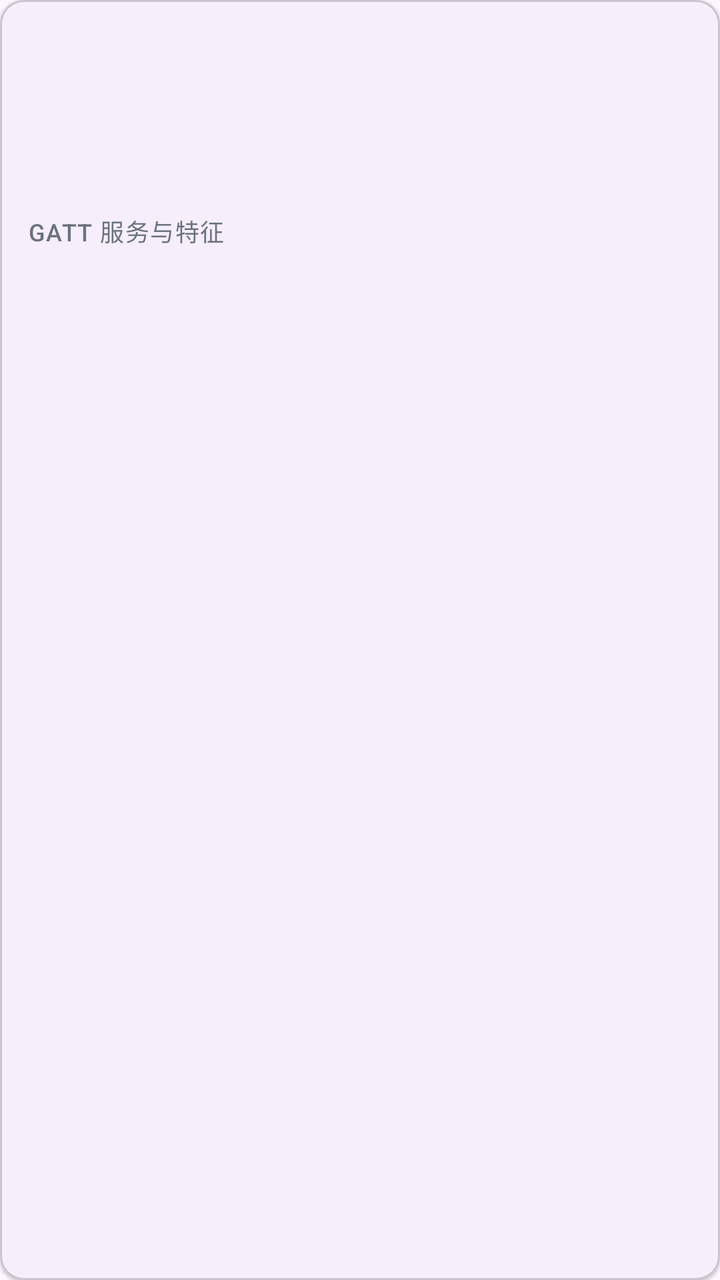
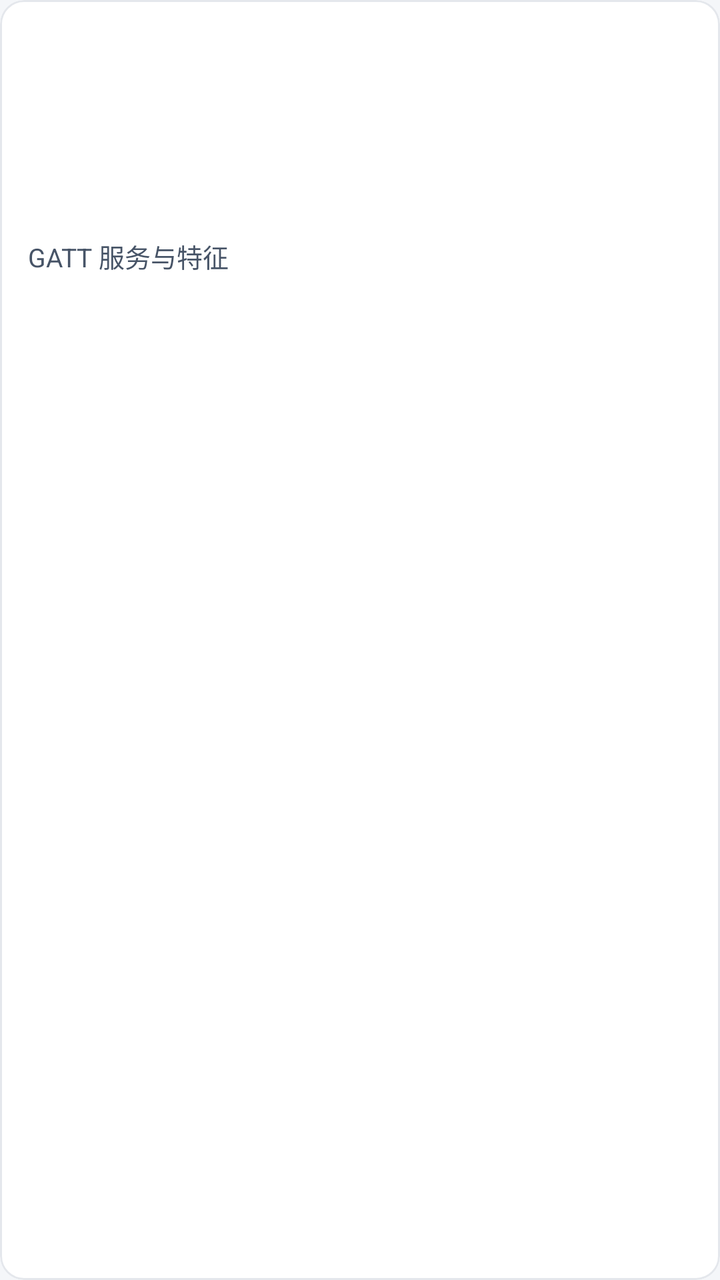

Compare the two renders of this Android layout. The source of the first and the diff that turns it into the second are given below.
<!-- AndroidManifest.xml: application theme Theme.PKotlinApp -->
<!-- res/layout/item_product.xml -->
<?xml version="1.0" encoding="utf-8"?>
<com.google.android.material.card.MaterialCardView xmlns:android="http://schemas.android.com/apk/res/android"
    xmlns:app="http://schemas.android.com/apk/res-auto"
    android:layout_width="match_parent"
    android:layout_height="wrap_content"
    android:layout_marginBottom="10dp"
    app:cardCornerRadius="12dp"
    app:cardElevation="1dp">

    <LinearLayout
        android:layout_width="match_parent"
        android:layout_height="wrap_content"
        android:orientation="vertical"
        android:padding="14dp">

        <TextView
            android:id="@+id/model"
            android:layout_width="match_parent"
            android:layout_height="wrap_content"
            android:textAppearance="?attr/textAppearanceTitleMedium" />

        <TextView
            android:id="@+id/vendor"
            android:layout_width="match_parent"
            android:layout_height="wrap_content"
            android:textAppearance="?attr/textAppearanceBodySmall"
            android:textColor="@color/text_secondary" />

        <TextView
            android:id="@+id/firmware"
            android:layout_width="wrap_content"
            android:layout_height="wrap_content"
            android:layout_marginTop="6dp"
            android:textAppearance="?attr/textAppearanceLabelMedium"
            android:textColor="@color/signal_active" />

        <TextView
            android:id="@+id/note"
            android:layout_width="match_parent"
            android:layout_height="wrap_content"
            android:layout_marginTop="6dp"
            android:textAppearance="?attr/textAppearanceBodySmall" />

        <TextView
            android:layout_width="match_parent"
            android:layout_height="wrap_content"
            android:layout_marginTop="10dp"
            android:text="@string/product_services"
            android:textAppearance="?attr/textAppearanceLabelMedium"
            android:textColor="@color/text_secondary" />

        <LinearLayout
            android:id="@+id/serviceContainer"
            android:layout_width="match_parent"
            android:layout_height="wrap_content"
            android:layout_marginTop="4dp"
            android:orientation="vertical" />

    </LinearLayout>

</com.google.android.material.card.MaterialCardView>
<!-- resources referenced by this layout -->
<resources>
  <color name="signal_active">#2E7D32</color>
  <color name="text_secondary">#6B7280</color>
  <style name="Theme.PKotlinApp" parent="Theme.Material3.DayNight.NoActionBar">
          <item name="android:windowBackground">?attr/colorSurface</item>
      </style>
  <!-- unchanged entries left out for length: 1 -->
</resources>

<!-- the commit's change to res/layout/item_product.xml (unified diff, before → after) -->
@@ -1,11 +1,12 @@
 <?xml version="1.0" encoding="utf-8"?>
-<com.google.android.material.card.MaterialCardView xmlns:android="http://schemas.android.com/apk/res/android"
+<com.google.android.material.card.MaterialCardView
+    style="@style/Widget.App.Card" xmlns:android="http://schemas.android.com/apk/res/android"
     xmlns:app="http://schemas.android.com/apk/res-auto"
     android:layout_width="match_parent"
     android:layout_height="wrap_content"
     android:layout_marginBottom="10dp"
     app:cardCornerRadius="12dp"
-    app:cardElevation="1dp">
+    app:cardElevation="0dp">
 
     <LinearLayout
         android:layout_width="match_parent"
@@ -17,13 +18,13 @@
             android:id="@+id/model"
             android:layout_width="match_parent"
             android:layout_height="wrap_content"
-            android:textAppearance="?attr/textAppearanceTitleMedium" />
+            android:textAppearance="@style/TextAppearance.App.Headline" />
 
         <TextView
             android:id="@+id/vendor"
             android:layout_width="match_parent"
             android:layout_height="wrap_content"
-            android:textAppearance="?attr/textAppearanceBodySmall"
+            android:textAppearance="@style/TextAppearance.App.Caption"
             android:textColor="@color/text_secondary" />
 
         <TextView
@@ -31,22 +32,22 @@
             android:layout_width="wrap_content"
             android:layout_height="wrap_content"
             android:layout_marginTop="6dp"
-            android:textAppearance="?attr/textAppearanceLabelMedium"
-            android:textColor="@color/signal_active" />
+            android:textAppearance="@style/TextAppearance.App.Caption"
+            android:textColor="@color/success" />
 
         <TextView
             android:id="@+id/note"
             android:layout_width="match_parent"
             android:layout_height="wrap_content"
             android:layout_marginTop="6dp"
-            android:textAppearance="?attr/textAppearanceBodySmall" />
+            android:textAppearance="@style/TextAppearance.App.Caption" />
 
         <TextView
             android:layout_width="match_parent"
             android:layout_height="wrap_content"
             android:layout_marginTop="10dp"
             android:text="@string/product_services"
-            android:textAppearance="?attr/textAppearanceLabelMedium"
+            android:textAppearance="@style/TextAppearance.App.Caption"
             android:textColor="@color/text_secondary" />
 
         <LinearLayout
<!-- resource entries referenced after the edit -->
@@ -1,9 +1,124 @@
 <!-- resources referenced by this layout -->
 <resources>
-  <color name="signal_active">#2E7D32</color>
-  <color name="text_secondary">#6B7280</color>
+  <color name="success">#067647</color>
+  <color name="text_secondary">#475467</color>
+  <style name="TextAppearance.App.Caption" parent="@android:style/TextAppearance">
+          <item name="android:textSize">13sp</item>
+          <item name="android:textColor">@color/text_secondary</item>
+          <item name="android:fontFamily">sans-serif</item>
+          <item name="android:lineSpacingExtra">5dp</item>
+          <item name="android:lineSpacingMultiplier">1.0</item>
+      </style>
+  <style name="TextAppearance.App.Headline" parent="@android:style/TextAppearance">
+          <item name="android:textSize">22sp</item>
+          <item name="android:textColor">@color/text_primary</item>
+          <item name="android:fontFamily">sans-serif-medium</item>
+          <item name="android:lineSpacingExtra">6dp</item>
+          <item name="android:lineSpacingMultiplier">1.0</item>
+      </style>
+  <style name="Widget.App.Card" parent="Widget.Material3.CardView.Outlined">
+          <item name="cardBackgroundColor">@color/surface</item>
+          <item name="strokeColor">@color/divider</item>
+          <item name="strokeWidth">@dimen/stroke_1</item>
+          <item name="cardCornerRadius">@dimen/radius_12</item>
+          <item name="cardElevation">@dimen/elevation_0</item>
+          <item name="android:stateListAnimator">@null</item>
+          <item name="rippleColor">@color/overlay_pressed</item>
+      </style>
   <style name="Theme.PKotlinApp" parent="Theme.Material3.DayNight.NoActionBar">
-          <item name="android:windowBackground">?attr/colorSurface</item>
+          <item name="android:windowBackground">@color/canvas</item>
+          <item name="android:statusBarColor">@android:color/transparent</item>
+          <item name="android:navigationBarColor">@color/canvas</item>
+          <item name="android:colorAccent">@color/primary</item>
+  
+          <item name="colorPrimary">@color/primary</item>
+          <item name="colorOnPrimary">@color/on_primary</item>
+          <item name="colorPrimaryContainer">@color/chart_band</item>
+          <item name="colorOnPrimaryContainer">@color/primary_text</item>
+          <item name="colorSecondary">@color/primary</item>
+          <item name="colorOnSecondary">@color/on_primary</item>
+          <item name="colorSurface">@color/surface</item>
+          <item name="colorSurfaceVariant">@color/surface_sunken</item>
+          <item name="colorOnSurface">@color/text_primary</item>
+          <item name="colorOnSurfaceVariant">@color/text_secondary</item>
+          <item name="colorOutline">@color/border</item>
+          <item name="colorError">@color/danger</item>
+          <item name="colorErrorContainer">@color/danger_bg</item>
+          <item name="colorOnErrorContainer">@color/danger</item>
+          <item name="android:textColorPrimary">@color/text_primary</item>
+          <item name="android:textColorSecondary">@color/text_secondary</item>
+          <item name="android:textColorHint">@color/text_tertiary</item>
+  
+          <item name="materialButtonStyle">@style/Widget.App.Button.Primary</item>
+          <item name="materialButtonOutlinedStyle">@style/Widget.App.Button.Secondary</item>
+          <item name="materialCardViewStyle">@style/Widget.App.Card</item>
+          <item name="chipStyle">@style/Widget.App.Chip</item>
+      </style>
+  <color name="text_primary">#101828</color>
+  <color name="surface">#FFFFFF</color>
+  <color name="divider">#E4E7EC</color>
+  <dimen name="stroke_1">1dp</dimen>
+  <dimen name="radius_12">12dp</dimen>
+  <dimen name="elevation_0">0dp</dimen>
+  <color name="overlay_pressed">#0F101828</color>
+  <color name="canvas">#F4F6F9</color>
+  <color name="primary">#175CD3</color>
+  <color name="on_primary">#FFFFFF</color>
+  <color name="chart_band">#E8EFFB</color>
+  <color name="primary_text">#175CD3</color>
+  <color name="surface_sunken">#EEF1F5</color>
+  <color name="border">#D0D5DD</color>
+  <color name="danger">#B42318</color>
+  <color name="danger_bg">#FEF3F2</color>
+  <color name="text_tertiary">#667085</color>
+  <style name="Widget.App.Button.Primary" parent="Widget.Material3.Button">
+          <item name="android:minHeight">@dimen/button_h</item>
+          <item name="android:insetTop">0dp</item>
+          <item name="android:insetBottom">0dp</item>
+          <item name="android:elevation">0dp</item>
+          <item name="android:textAppearance">@style/TextAppearance.App.Button</item>
+          <item name="backgroundTint">@color/btn_primary_bg</item>
+          <item name="android:textColor">@color/btn_primary_text</item>
+          <item name="cornerRadius">@dimen/radius_12</item>
+          <item name="rippleColor">@color/overlay_pressed</item>
+      </style>
+  <style name="Widget.App.Button.Secondary" parent="Widget.Material3.Button.OutlinedButton">
+          <item name="android:minHeight">@dimen/button_h</item>
+          <item name="android:insetTop">0dp</item>
+          <item name="android:insetBottom">0dp</item>
+          <item name="android:elevation">0dp</item>
+          <item name="android:textAppearance">@style/TextAppearance.App.Button</item>
+          <item name="backgroundTint">@android:color/transparent</item>
+          <item name="android:textColor">@color/btn_secondary_text</item>
+          <item name="strokeColor">@color/border_strong</item>
+          <item name="strokeWidth">@dimen/stroke_1</item>
+          <item name="cornerRadius">@dimen/radius_12</item>
+          <item name="rippleColor">@color/overlay_pressed</item>
+      </style>
+  <style name="Widget.App.Chip" parent="Widget.Material3.Chip.Filter">
+          <item name="chipBackgroundColor">@color/chip_bg</item>
+          <item name="chipStrokeColor">@color/chip_stroke</item>
+          <item name="chipStrokeWidth">@dimen/stroke_1</item>
+          <item name="android:textAppearance">@style/TextAppearance.App.Caption</item>
+          <item name="android:textColor">@color/chip_text</item>
+          <item name="chipMinHeight">@dimen/chip_h</item>
+          <item name="chipCornerRadius">@dimen/radius_pill</item>
+          <item name="checkedIconVisible">false</item>
+      </style>
+  <dimen name="button_h">48dp</dimen>
+  <style name="TextAppearance.App.Button" parent="@style/TextAppearance.App.Body">
+          <item name="android:fontFamily">sans-serif-medium</item>
+          <item name="android:lineSpacingExtra">0dp</item>
+      </style>
+  <color name="border_strong">#8A93A2</color>
+  <dimen name="chip_h">32dp</dimen>
+  <dimen name="radius_pill">999dp</dimen>
+  <style name="TextAppearance.App.Body" parent="@android:style/TextAppearance">
+          <item name="android:textSize">17sp</item>
+          <item name="android:textColor">@color/text_primary</item>
+          <item name="android:fontFamily">sans-serif</item>
+          <item name="android:lineSpacingExtra">7dp</item>
+          <item name="android:lineSpacingMultiplier">1.0</item>
       </style>
   <!-- unchanged entries left out for length: 1 -->
 </resources>
